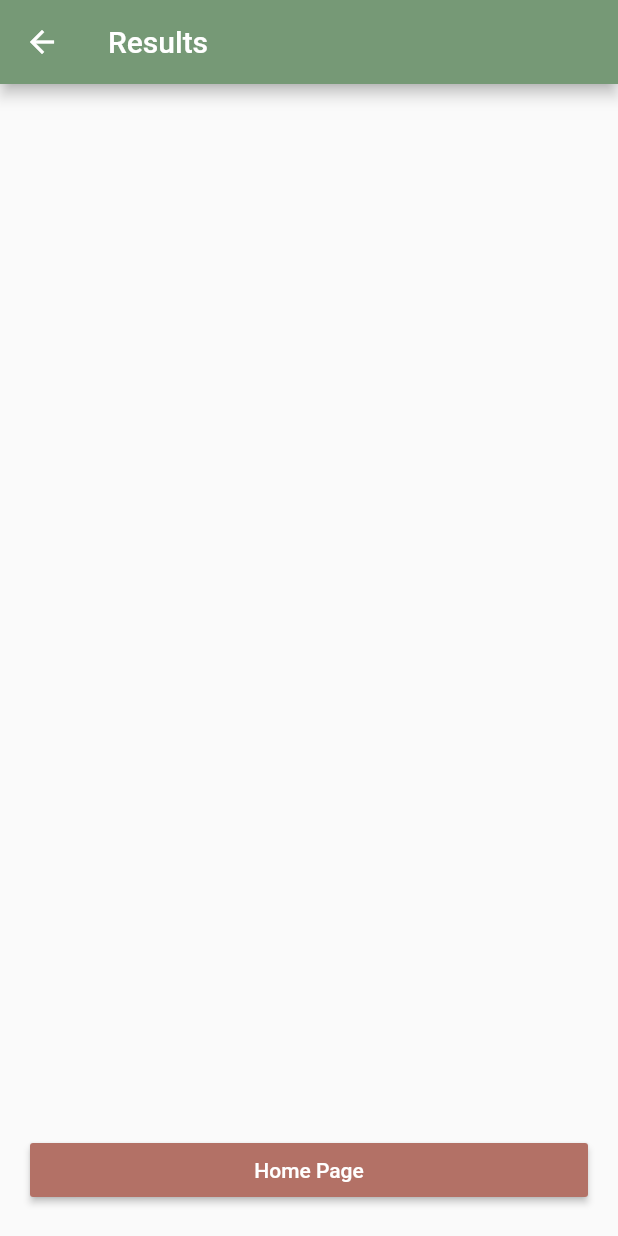
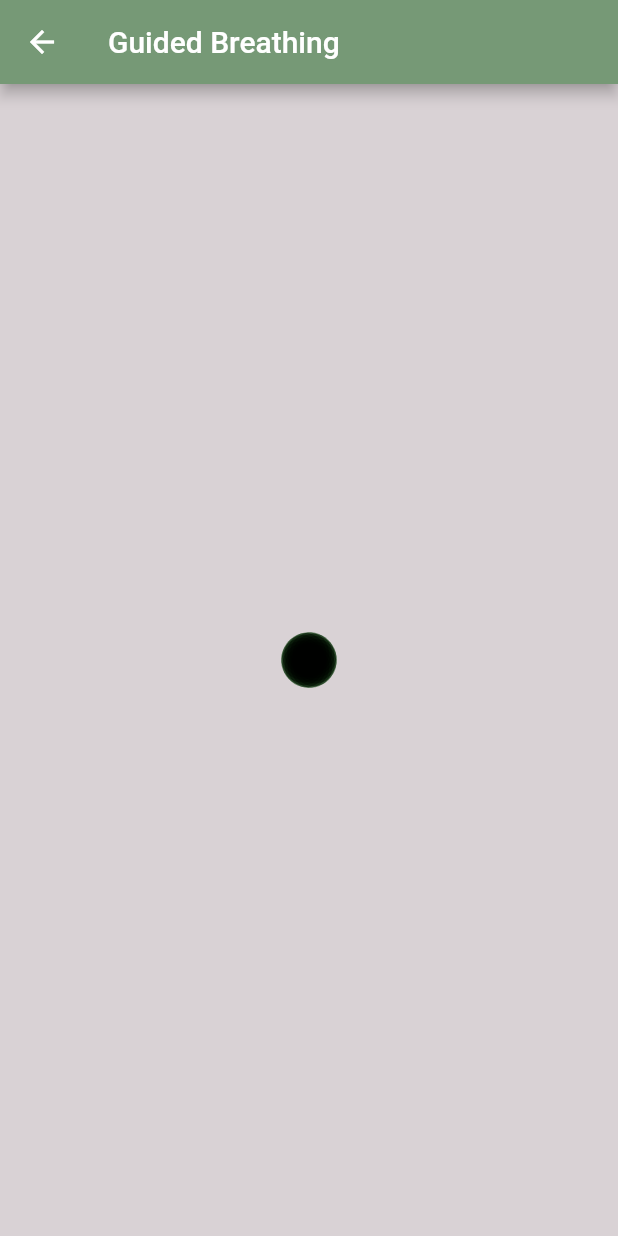
Before and after one commit to shreekadhikari/body_tune, a Flutter app: the MeasurementPage3 screen opened directly, after a tap on "Next", on a phone screen of 412 x 824 dp. Run offline on Flutter 3.47's test engine with Material 2 defaults, Android fonts, the phone set to English and light mode, and no system bars; our stand-ins replace numberpicker; Roboto replaces fonts that are missing (Arial).

Commit message:
animations&timer

```diff
--- a/lib/measurement_page_3.dart
+++ b/lib/measurement_page_3.dart
@@ -1,3 +1,4 @@
+import 'package:body_tune/measurement_page_4.dart';
 import 'package:body_tune/results_page.dart';
 import 'package:flutter/cupertino.dart';
 import 'package:flutter/material.dart';
@@ -30,11 +31,17 @@ class _ContentMain extends State<MeasurementPage3> {
         padding: EdgeInsets.all(40.0),
         child: Column(
           // mainAxisAlignment: MainAxisAlignment.spaceEvenly,
+          crossAxisAlignment: CrossAxisAlignment.stretch,
           children: [
             Spacer(),
             Container(
-              height: 200.0,
-              color: CustomColor().background,
+              // height: 200.0,
+              // color: CustomColor().alternateBackground,
+              child: Container(
+                margin: EdgeInsets.symmetric(horizontal: 40.0),
+                color: Theme.of(context).primaryColor,
+                child: Image.asset('assets/images/coughing_gif.gif'),
+              ),
             ),
             Spacer(),
             RaisedButton(
@@ -51,7 +58,7 @@ class _ContentMain extends State<MeasurementPage3> {
                 if (true) {
                   Navigator.push(
                     context,
-                    MaterialPageRoute(builder: (context) => ResultsPage()),
+                    MaterialPageRoute(builder: (context) => MeasurementPage4()),
                   );
                 }
               },
--- /dev/null
+++ b/lib/measurement_page_4.dart
@@ -0,0 +1,103 @@
+import 'dart:math' as math;
+
+import 'package:body_tune/helper.dart';
+import 'package:flutter/material.dart';
+
+// void main() {
+//   runApp(
+//     MaterialApp(
+//       home: Home(),
+//       debugShowCheckedModeBanner: false,
+//     ),
+//   );
+// }
+
+class MeasurementPage4 extends StatefulWidget {
+  @override
+  _MeasurementPage4State createState() => _MeasurementPage4State();
+}
+
+class _MeasurementPage4State extends State<MeasurementPage4>
+    with SingleTickerProviderStateMixin {
+  @override
+  Widget build(BuildContext context) {
+    return Scaffold(
+      appBar: AppBar(
+        title: Text('Guided Breathing'),
+      ),
+      backgroundColor: CustomColor().alternateBackground,
+      body: SizedBox.expand(child: CupertinoBreathe()),
+    );
+  }
+}
+
+class CupertinoBreathe extends StatefulWidget {
+  @override
+  _CupertinoBreatheState createState() => _CupertinoBreatheState();
+}
+
+class _CupertinoBreatheState extends State<CupertinoBreathe>
+    with SingleTickerProviderStateMixin {
+  AnimationController _controller;
+
+  @override
+  void initState() {
+    super.initState();
+    _controller = AnimationController(
+      duration: const Duration(seconds: 5),
+      vsync: this,
+    )..repeat(reverse: true);
+  }
+
+  @override
+  void dispose() {
+    _controller.dispose();
+    super.dispose();
+  }
+
+  @override
+  Widget build(BuildContext context) {
+    return Center(
+      child: AspectRatio(
+        aspectRatio: 1.0,
+        child: CustomPaint(
+          painter: _BreathePainter(
+              CurvedAnimation(parent: _controller, curve: Curves.ease)),
+          size: Size.infinite,
+        ),
+      ),
+    );
+  }
+}
+
+class _BreathePainter extends CustomPainter {
+  _BreathePainter(
+    this.animation, {
+    this.count = 15,
+    // Color color = const Color(0xFF61bea2),
+    Color color = const Color(0xFF769976),
+  })  : circlePaint = Paint()
+          ..color = color
+          ..blendMode = BlendMode.modulate,
+        super(repaint: animation);
+
+  final Animation<double> animation;
+  final int count;
+  final Paint circlePaint;
+
+  @override
+  void paint(Canvas canvas, Size size) {
+    final center = size.center(Offset.zero);
+    final radius = (size.shortestSide * 0.1) * animation.value;
+    for (int index = 0; index < count; index++) {
+      final indexAngle = (index * math.pi / count * 2);
+      final angle = indexAngle + (math.pi * 1.5 * animation.value);
+      final offset = Offset(math.sin(angle), math.cos(angle)) * radius * 0.985;
+      canvas.drawCircle(center + offset * animation.value, radius, circlePaint);
+    }
+  }
+
+  @override
+  bool shouldRepaint(_BreathePainter oldDelegate) =>
+      animation != oldDelegate.animation;
+}
--- a/pubspec.yaml
+++ b/pubspec.yaml
@@ -52,6 +52,8 @@ flutter:
 
   assets:
     - assets/images/logo_body_tune.jpeg
+    - assets/images/coughing_gif.gif
+    - assets/images/swallow_gif.gif
 
   # An image asset can refer to one or more resolution-specific "variants", see
   # https://flutter.dev/assets-and-images/#resolution-aware.
```
Also changed, not shown: lib/measurement_page_2.dart (+8 -3 lines), lib/timer.dart (added, +70 -0 lines), assets/images/swallow_gif.gif (added), 1 other file.
